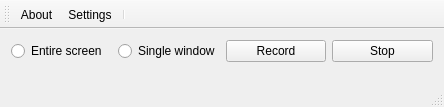
Old version of the form mainwindow.ui in the repository froksen/FDesktopRecorder.
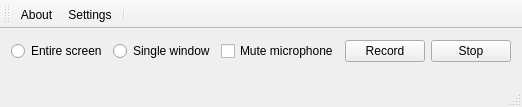
New version of the form.

Diff of the .ui file:
```diff
--- a/mainwindow.ui
+++ b/mainwindow.ui
@@ -6,7 +6,7 @@
    <rect>
     <x>0</x>
     <y>0</y>
-    <width>444</width>
+    <width>510</width>
     <height>107</height>
    </rect>
   </property>
@@ -34,7 +34,7 @@
         </property>
        </widget>
       </item>
-      <item row="0" column="3">
+      <item row="0" column="4">
        <widget class="QPushButton" name="pushButtonStartrecord">
         <property name="text">
          <string>Record</string>
@@ -54,13 +54,20 @@
         </property>
        </spacer>
       </item>
-      <item row="0" column="4">
+      <item row="0" column="5">
        <widget class="QPushButton" name="pushButtonStoprecord">
         <property name="text">
          <string>Stop</string>
         </property>
        </widget>
       </item>
+      <item row="0" column="3">
+       <widget class="QCheckBox" name="checkBoxRecordaudio">
+        <property name="text">
+         <string>Mute microphone</string>
+        </property>
+       </widget>
+      </item>
      </layout>
     </item>
    </layout>
```
Left out of the diff: 2 changed lines with no effect on the pictures.
